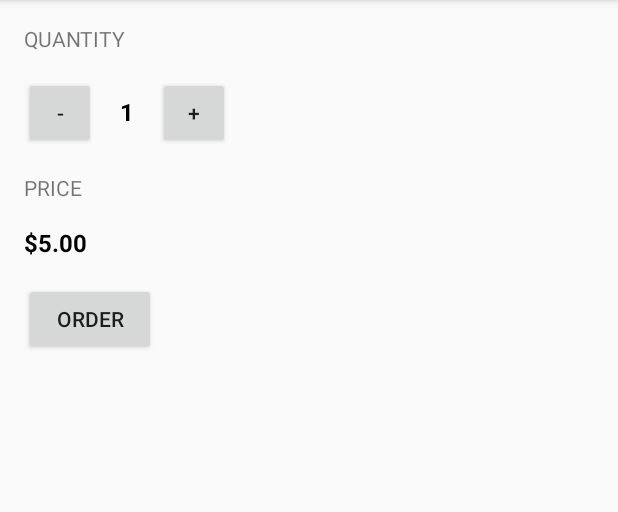
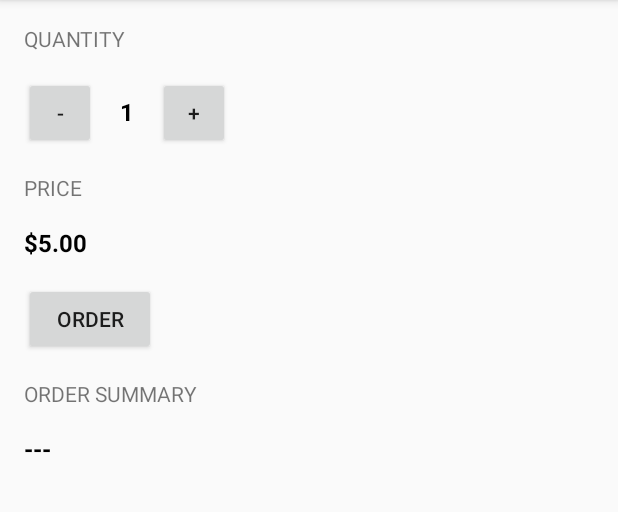
Before and after one commit to HDCS05/justjava2, an Android app: the screen it shows after launch (MainActivity), on a phone screen of 412 x 824 dp, the part 84-596 px from its top. Run offline under Robolectric (Android 15) with nearby library versions, the phone set to English and light mode, and no system bars.

Commit message:
textviews added

```diff
--- a/app/src/main/res/layout/activity_main.xml
+++ b/app/src/main/res/layout/activity_main.xml
@@ -76,4 +76,23 @@
         android:onClick="submitOrder"
         android:text="Order" />
 
+    <TextView
+        android:layout_width="wrap_content"
+        android:layout_height="wrap_content"
+        android:layout_marginBottom="16dp"
+        android:layout_marginLeft="16dp"
+        android:layout_marginTop="16dp"
+        android:text="Order Summary"
+        android:textAllCaps="true" />
+
+    <TextView
+        android:id="@+id/order_summary_text_view"
+        android:layout_width="wrap_content"
+        android:layout_height="wrap_content"
+        android:layout_marginLeft="16dp"
+        android:text="---"
+        android:textColor="@android:color/black"
+        android:textSize="16sp"
+        android:textStyle="bold" />
+
 </LinearLayout>
```
